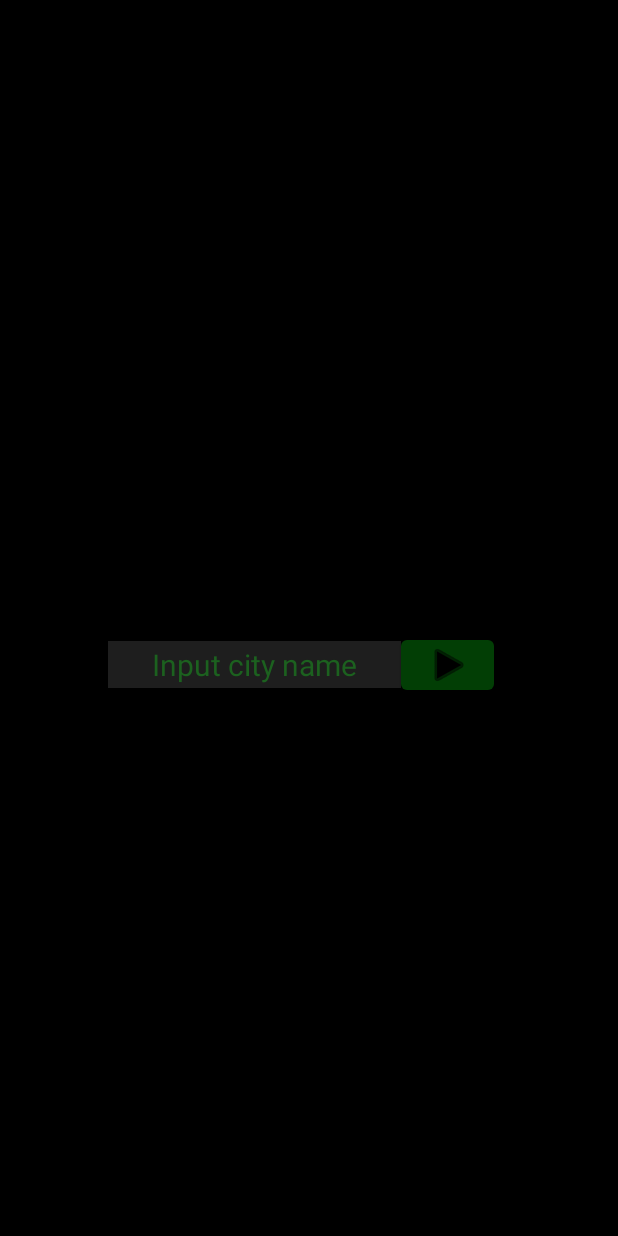
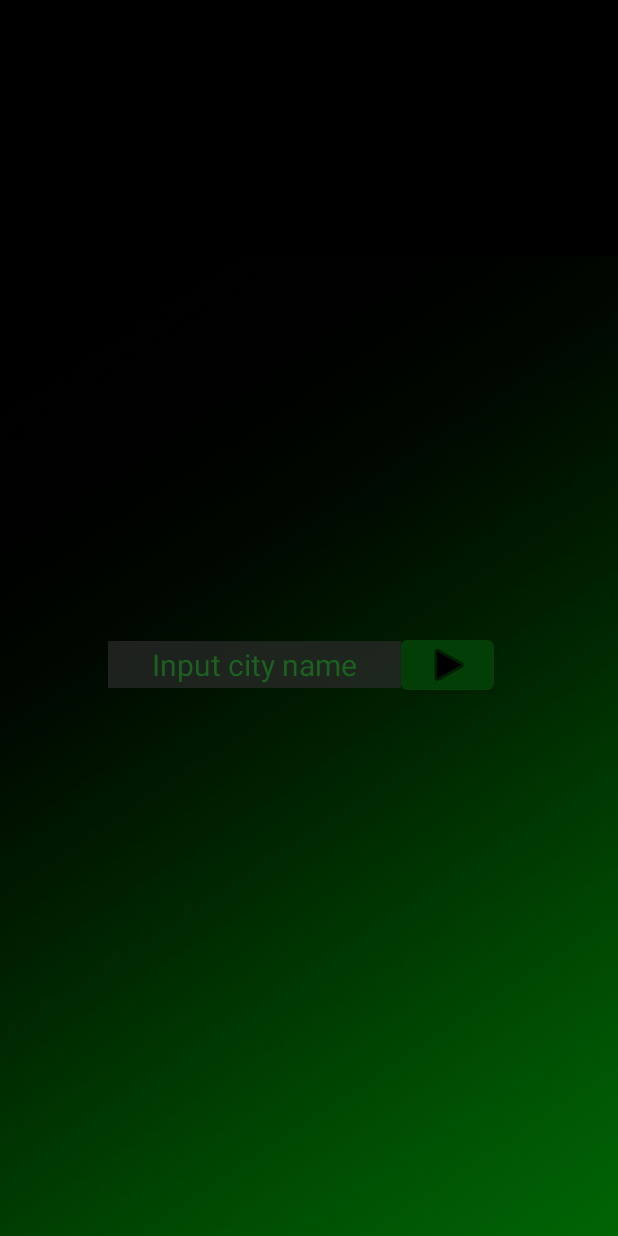
Before and after one commit to NurikDen/AOWeather, an Android app: the screen it shows after launch (MainActivity), on a phone screen of 412 x 824 dp. Run offline under Robolectric (Android 15) with nearby library versions, the phone set to English and light mode, and no system bars.

Commit message:
Updated background design.

```diff
--- a/app/src/main/res/layout/activity_main.xml
+++ b/app/src/main/res/layout/activity_main.xml
@@ -8,9 +8,17 @@
     android:background="@color/black1"
 
     android:backgroundTint="@color/black1"
-    android:foregroundTint="#1C611F"
+    android:foregroundTint="@color/green1"
     tools:context="aoweather.aocompany.aoweather.MainActivity">
 
+
+    <ImageView
+        android:id="@+id/imageView"
+        android:layout_width="481dp"
+        android:layout_height="1026dp"
+        app:srcCompat="@drawable/aoweatherbackground_copy"
+        tools:layout_editor_absoluteX="-24dp"
+        tools:layout_editor_absoluteY="37dp" />
 
     <EditText
         android:id="@+id/vvod"
```
Also changed, not shown: app/src/main/res/drawable/aoweatherbackground_copy.jpg (added).
